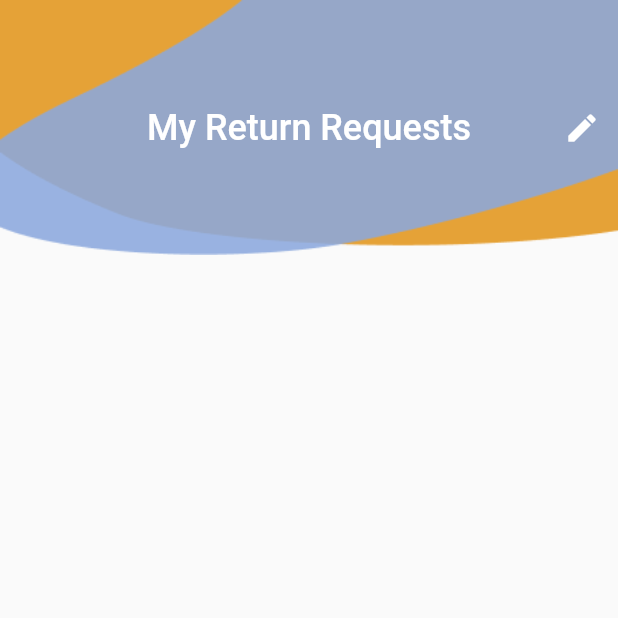
After one commit to shooga12/Taqdaa, a Flutter app: the ViewReturnReq screen opened directly, on a phone screen of 412 x 824 dp, the top half of it. The commit adds this screen. Run offline on Flutter 3.47's test engine with Material 2 defaults, Android fonts, the phone set to English and light mode, and no system bars; our stand-ins replace cloud_firestore, either_dart, firebase_auth, firebase_core, firebase_database, form_field_validator and 1 more; missing offline and left inert: dart:html, flutter_barcode_scanner, flutter_braintree, flutter_paypal, http_auth; accounts and stored records are empty.

Commit message:
view return requests
view return requests

```diff
--- /dev/null
+++ b/Taqdaa/lib/screens/ViewReturnRequests.dart
@@ -0,0 +1,90 @@
+import 'package:cloud_firestore/cloud_firestore.dart';
+import 'package:firebase_auth/firebase_auth.dart';
+import 'package:flutter/material.dart';
+import 'package:taqdaa/main.dart';
+import 'package:taqdaa/screens/home_page.dart';
+// import '../confige/EcommerceApp.dart';
+import '../controller/BNBCustomePainter.dart';
+// import '../models/user_model.dart'; ----------------------------------
+// import 'package:taqdaa_application/screens/login_page.dart';
+// import '../screens/ShoppingCart.dart';
+// import '../screens/list_of_stores.dart';
+// import 'NoItmesCart.dart';
+
+class ViewReturnReq extends StatefulWidget {
+  const ViewReturnReq({super.key});
+
+  @override
+  State<ViewReturnReq> createState() => _ViewReturnReqState();
+}
+
+class _ViewReturnReqState extends State<ViewReturnReq> {
+  User? user = FirebaseAuth.instance.currentUser;
+  // UserModel loggedInUser = UserModel(); ------------------------------------------
+  bool isInsideHome = false;
+  bool isInsideProfile = true;
+  bool isInsideSettings = false;
+
+  @override
+  void initState() {
+    // TODO: implement initState
+    super.initState();
+    FirebaseFirestore.instance
+        .collection("users") //------------------------------------------------------
+        .doc(user!.uid)
+        .get()
+        .then((value) {
+      // this.loggedInUser = UserModel.fromMap(value.data()); ------------------------
+      setState(() {});
+    });
+  }
+
+
+  @override
+  Widget build(BuildContext context) {
+    final Size size = MediaQuery.of(context).size;
+    return Scaffold(
+      appBar: AppBar(
+        automaticallyImplyLeading: false,
+        title: Text(
+          "My Return Requests",
+          style: TextStyle(fontSize: 24),
+        ),
+        actions: <Widget>[
+          IconButton(
+            icon: Icon(
+              Icons.edit,
+              color: Colors.white,
+            ),
+            onPressed: () {
+              // do something
+            },
+          )
+        ],
+        flexibleSpace: Container(
+          decoration: BoxDecoration(
+              image: DecorationImage(
+                  image: AssetImage("assets/Vector.png"), fit: BoxFit.fill)),
+        ),
+        centerTitle: true,
+        toolbarHeight: 170,
+        backgroundColor: Colors.transparent,
+        elevation: 0,
+      ),
+
+
+
+
+
+
+
+
+
+
+
+
+
+
+    );
+  }
+}
```
Also changed, not shown: Taqdaa/lib/controller/BNBCustomePainter.dart (added, +25 -0 lines), Taqdaa/lib/screens/checkout_summary.dart (+16 -16 lines).
